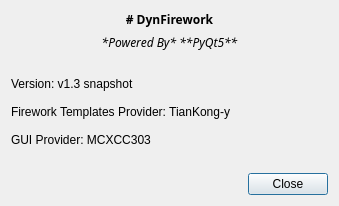
Old version of the form dyn/ui/df_about.ui in the repository MCXCC303/DynFirework.
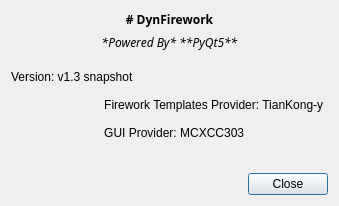
New version of the form.

Patch:
```diff
--- a/dyn/ui/df_about.ui
+++ b/dyn/ui/df_about.ui
@@ -74,9 +74,10 @@
      <property name="text">
       <string>Version: v1.3 snapshot
 
-Firework Templates Provider: TianKong-y
+                            Firework Templates Provider: TianKong-y
 
-GUI Provider: MCXCC303</string>
+                            GUI Provider: MCXCC303
+                        </string>
      </property>
      <property name="textFormat">
       <enum>Qt::MarkdownText</enum>
```
Lines whose indentation alone changed are shown as unchanged.
